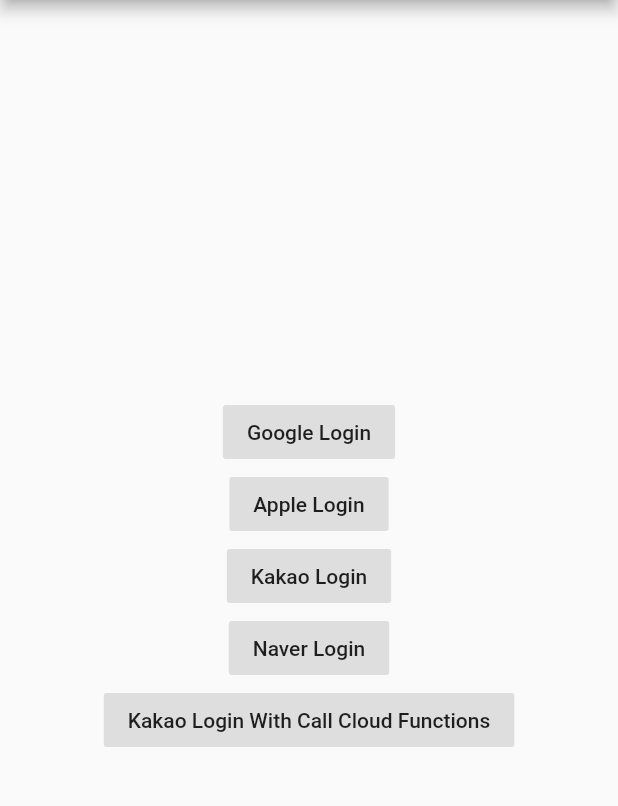
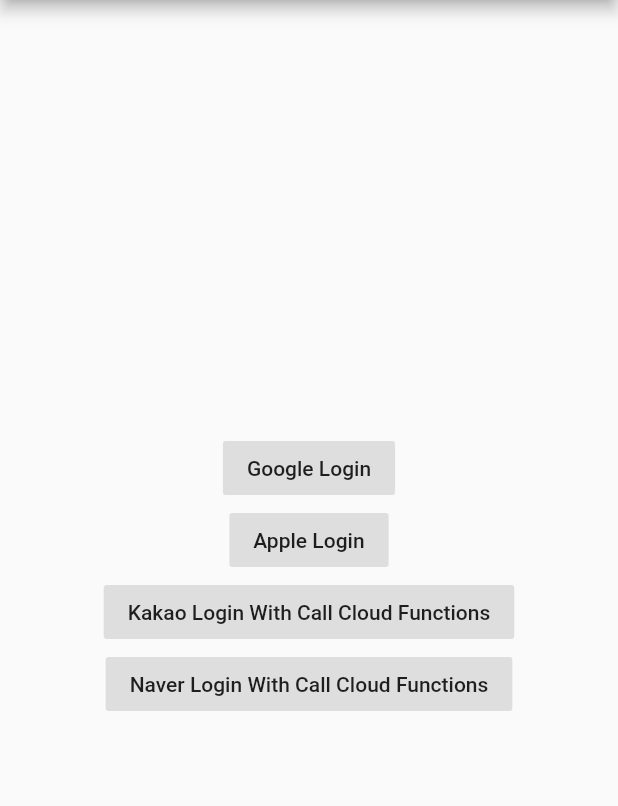
Before and after one commit to jyryuitpro/firebasesnslogin, a Flutter app: the screen it shows after launch, after a tap on "Kakao Login With Call Cloud Functions", on a phone screen of 412 x 824 dp, the part 84-890 px from its top. Run offline on Flutter 3.47's test engine with Material 2 defaults, Android fonts, the phone set to English and light mode, and no system bars; our stand-ins replace cloud_functions, firebase_auth, firebase_core, google_sign_in, sign_in_with_apple; missing offline and left inert: flutter_web_auth; accounts and stored records are empty.

Commit message:
테스트

```diff
--- a/lib/src/pages/home.dart
+++ b/lib/src/pages/home.dart
@@ -17,6 +17,8 @@ class Home extends StatelessWidget {
           if (!snapshot.hasData) {
             return Login();
           } else {
+            print('===== snapshot: $snapshot =====');
+            print('===== snapshot.data: ${snapshot.data} =====');
             return Center(
               child: Column(
                 mainAxisAlignment: MainAxisAlignment.center,
--- a/lib/src/pages/login.dart
+++ b/lib/src/pages/login.dart
@@ -79,136 +79,170 @@ class Login extends StatelessWidget {
     }
   }
 
-  Future<UserCredential> signInWithKakao() async {
+  // Future<UserCredential> signInWithKakao() async {
+  //   final clientState = Uuid().v4();
+  //   final url = Uri.https('kauth.kakao.com', '/oauth/authorize', {
+  //     'response_type': 'code',
+  //     'client_id': "13407065ab978c5016a8048dc6203708",
+  //     'response_mode': 'form_post',
+  //     'redirect_uri':
+  //         'https://silken-whispering-porpoise.glitch.me/callbacks/kakao/sign_in_with_kakao',
+  //     'state': clientState,
+  //   });
+  //
+  //   print('process 1');
+  //
+  //   final result = await FlutterWebAuth.authenticate(
+  //       url: url.toString(), callbackUrlScheme: "webauthcallback");
+  //
+  //   final body = Uri.parse(result).queryParameters;
+  //
+  //   print('body : $body');
+  //
+  //   final tokenUrl = Uri.https('kauth.kakao.com', '/oauth/token', {
+  //     'grant_type': 'authorization_code',
+  //     'client_id': "13407065ab978c5016a8048dc6203708",
+  //     'redirect_uri':
+  //         'https://silken-whispering-porpoise.glitch.me/callbacks/kakao/sign_in_with_kakao',
+  //     'code': body['code'],
+  //   });
+  //
+  //   print('process 2');
+  //
+  //   var response = await http.post(Uri.parse(tokenUrl.toString()));
+  //
+  //   print('response : $response');
+  //   print('response.body : ${response.body}');
+  //
+  //   Map<String, dynamic> accessTokenResult = json.decode(response.body);
+  //
+  //   print('accessTokenResult : $accessTokenResult');
+  //
+  //   print('process 3');
+  //
+  //   var responseCustomToken = await http.post(
+  //       Uri.parse(
+  //           'https://silken-whispering-porpoise.glitch.me/callbacks/kakao/token'),
+  //       body: {'accessToken': accessTokenResult['access_token']});
+  //
+  //   print('responseCustomToken : $responseCustomToken');
+  //
+  //   print('process 4');
+  //   print('responseCustomToken.body: ${responseCustomToken.body}');
+  //
+  //   return await FirebaseAuth.instance
+  //       .signInWithCustomToken(responseCustomToken.body);
+  // }
+  //
+  // Future<UserCredential> signInWithNaver() async {
+  //   final clientState = Uuid().v4();
+  //   final url = Uri.https('nid.naver.com', '/oauth2.0/authorize', {
+  //     'response_type': 'code',
+  //     'client_id': "ZVXS7NEgwbNjBcvIbJtG",
+  //     'response_mode': 'form_post',
+  //     'redirect_uri':
+  //         'https://silken-whispering-porpoise.glitch.me/callbacks/naver/sign_in_with_naver',
+  //     'state': clientState,
+  //   });
+  //
+  //   final result = await FlutterWebAuth.authenticate(
+  //       url: url.toString(), callbackUrlScheme: "webauthcallback");
+  //
+  //   final body = Uri.parse(result).queryParameters;
+  //   print(body);
+  //   final tokenUrl = Uri.https('nid.naver.com', '/oauth2.0/token', {
+  //     'grant_type': 'authorization_code',
+  //     'client_id': "ZVXS7NEgwbNjBcvIbJtG",
+  //     'client_secret': 'tIve3bOBd6',
+  //     'state': clientState,
+  //     'code': body['code'],
+  //   });
+  //
+  //   var response = await http.post(Uri.parse(tokenUrl.toString()));
+  //   Map<String, dynamic> accessTokenResult = json.decode(response.body);
+  //
+  //   var responseCustomToken = await http.post(
+  //       Uri.parse(
+  //           'https://silken-whispering-porpoise.glitch.me/callbacks/naver/token'),
+  //       body: {'accessToken': accessTokenResult['access_token']});
+  //
+  //   return await FirebaseAuth.instance
+  //       .signInWithCustomToken(responseCustomToken.body);
+  // }
+
+  Future<UserCredential> signInWithKakaoWithCallCloudFunctions() async {
     final clientState = Uuid().v4();
     final url = Uri.https('kauth.kakao.com', '/oauth/authorize', {
+      'client_id': '13407065ab978c5016a8048dc6203708',
+      'redirect_uri': 'https://us-central1-fir-snslogin-11626.cloudfunctions.net/signInWithKakao',
       'response_type': 'code',
-      'client_id': "13407065ab978c5016a8048dc6203708",
-      'response_mode': 'form_post',
-      'redirect_uri':
-          'https://silken-whispering-porpoise.glitch.me/callbacks/kakao/sign_in_with_kakao',
       'state': clientState,
     });
 
-    print('process 1');
+    final result = await FlutterWebAuth.authenticate(url: url.toString(), callbackUrlScheme: "webauthcallback");
 
-    final result = await FlutterWebAuth.authenticate(
-        url: url.toString(), callbackUrlScheme: "webauthcallback");
+    print('===== result: $result =====');
 
     final body = Uri.parse(result).queryParameters;
 
-    print('body : $body');
+    print('===== body: $body =====');
+    // 로그인 성공 시,
+    // ===== body: {code: EL99HIa6jFD-RawBz_z6PTk_djqSxllU9UULiG9kjWmIEb5gm2WdOd_zbI7PpFw5gVTCswo9cpcAAAF750Aq8w, state: d9255db3-11a9-453f-8556-ce8d8eec0f8d} =====
 
     final tokenUrl = Uri.https('kauth.kakao.com', '/oauth/token', {
       'grant_type': 'authorization_code',
-      'client_id': "13407065ab978c5016a8048dc6203708",
-      'redirect_uri':
-          'https://silken-whispering-porpoise.glitch.me/callbacks/kakao/sign_in_with_kakao',
+      'client_id': '13407065ab978c5016a8048dc6203708',
+      'redirect_uri': 'https://us-central1-fir-snslogin-11626.cloudfunctions.net/signInWithKakao',
       'code': body['code'],
     });
 
-    print('process 2');
-
     var response = await http.post(Uri.parse(tokenUrl.toString()));
-
-    print('response : $response');
-    print('response.body : ${response.body}');
 
     Map<String, dynamic> accessTokenResult = json.decode(response.body);
 
-    print('accessTokenResult : $accessTokenResult');
+    var responseCustomToken = await http.post(
+        Uri.parse('https://us-central1-fir-snslogin-11626.cloudfunctions.net/tokenWithKakao'),
+        body: {'accessToken': accessTokenResult['access_token']}
+    );
+    print('===== responseCustomToken: $responseCustomToken =====');
+    print('responseCustomToken.body: ${responseCustomToken.body}');
 
-    print('process 3');
-
-    var responseCustomToken = await http.post(
-        Uri.parse(
-            'https://silken-whispering-porpoise.glitch.me/callbacks/kakao/token'),
-        body: {'accessToken': accessTokenResult['access_token']});
-
-    print('responseCustomToken : $responseCustomToken');
-
-    print('process 4');
-
-    return await FirebaseAuth.instance
-        .signInWithCustomToken(responseCustomToken.body);
+    return await FirebaseAuth.instance.signInWithCustomToken(responseCustomToken.body);
   }
 
-  Future<UserCredential> signInWithNaver() async {
+  Future<UserCredential> signInWithNaverWithCallCloudFunctions() async {
     final clientState = Uuid().v4();
     final url = Uri.https('nid.naver.com', '/oauth2.0/authorize', {
+      'client_id': 'ZVXS7NEgwbNjBcvIbJtG',
       'response_type': 'code',
-      'client_id': "ZVXS7NEgwbNjBcvIbJtG",
-      'response_mode': 'form_post',
-      'redirect_uri':
-          'https://silken-whispering-porpoise.glitch.me/callbacks/naver/sign_in_with_naver',
+      'redirect_uri': 'https://us-central1-fir-snslogin-11626.cloudfunctions.net/signInWithNaver',
       'state': clientState,
     });
 
-    final result = await FlutterWebAuth.authenticate(
-        url: url.toString(), callbackUrlScheme: "webauthcallback");
+    final result = await FlutterWebAuth.authenticate(url: url.toString(), callbackUrlScheme: "webauthcallback");
 
     final body = Uri.parse(result).queryParameters;
-    print(body);
+
     final tokenUrl = Uri.https('nid.naver.com', '/oauth2.0/token', {
+      'client_id': 'ZVXS7NEgwbNjBcvIbJtG',
+      'client_secret': 'tIve3bOBd6',
       'grant_type': 'authorization_code',
-      'client_id': "ZVXS7NEgwbNjBcvIbJtG",
-      'client_secret': 'tIve3bOBd6',
       'state': clientState,
       'code': body['code'],
     });
 
     var response = await http.post(Uri.parse(tokenUrl.toString()));
+
     Map<String, dynamic> accessTokenResult = json.decode(response.body);
 
     var responseCustomToken = await http.post(
-        Uri.parse(
-            'https://silken-whispering-porpoise.glitch.me/callbacks/naver/token'),
-        body: {'accessToken': accessTokenResult['access_token']});
+        Uri.parse('https://us-central1-fir-snslogin-11626.cloudfunctions.net/tokenWithNaver'),
+        body: {'accessToken': accessTokenResult['access_token']}
+    );
 
-    return await FirebaseAuth.instance
-        .signInWithCustomToken(responseCustomToken.body);
-  }
+    print('responseCustomToken.body: ${responseCustomToken.body}');
 
-  Future<UserCredential> signInWithKakaoWithCallCloudFunctions() async {
-    final clientState = Uuid().v4();
-    final url = Uri.https('kauth.kakao.com', '/oauth/authorize', {
-      'response_type': 'code',
-      'client_id': "13407065ab978c5016a8048dc6203708",
-      'response_mode': 'form_post',
-      'redirect_uri':
-          'https://us-central1-fir-snslogin-11626.cloudfunctions.net/callbacks/kakao/sign_in_with_kakao',
-      'state': clientState,
-    });
-
-    print('url.toString(): ${url.toString()}');
-
-    final result = await FlutterWebAuth.authenticate(
-        url: url.toString(), callbackUrlScheme: "webauthcallback");
-
-    print('result: $result');
-
-    final body = Uri.parse(result).queryParameters;
-    print(body);
-
-    // flutter: {code: OOLGDc96ijBntb6bPatiW9K_Ov0h6eyAEp4i9vnze7zzJG96g8LteW9kCCx3MCEbtjKcXAopcBMAAAF7us6RmA, state: 0cf1c003-ca53-4c69-8099-e3e35b20dbe3}
-    final tokenUrl = Uri.https('kauth.kakao.com', '/oauth/token', {
-      'grant_type': 'authorization_code',
-      'client_id': "13407065ab978c5016a8048dc6203708",
-      'redirect_uri':
-          'https://us-central1-fir-snslogin-11626.cloudfunctions.net/callbacks/kakao/sign_in_with_kakao',
-      'code': body['code'],
-    });
-
-    var response = await http.post(Uri.parse(tokenUrl.toString()));
-    Map<String, dynamic> accessTokenResult = json.decode(response.body);
-
-    var responseCustomToken = await http.post(
-        Uri.parse(
-            'https://us-central1-fir-snslogin-11626.cloudfunctions.net/callbacks/kakao/token'),
-        body: {'accessToken': accessTokenResult['access_token']});
-
-    return await FirebaseAuth.instance
-        .signInWithCustomToken(responseCustomToken.body);
+    return await FirebaseAuth.instance.signInWithCustomToken(responseCustomToken.body);
   }
 
   @override
@@ -231,20 +265,25 @@ class Login extends StatelessWidget {
               child: Text('Apple Login'),
               onPressed: signInWithApple,
             ),
-            FlatButton(
-              color: Colors.grey.withOpacity(0.3),
-              child: Text('Kakao Login'),
-              onPressed: signInWithKakao,
-            ),
-            FlatButton(
-              color: Colors.grey.withOpacity(0.3),
-              child: Text('Naver Login'),
-              onPressed: signInWithNaver,
-            ),
+            // FlatButton(
+            //   color: Colors.grey.withOpacity(0.3),
+            //   child: Text('Kakao Login'),
+            //   onPressed: signInWithKakao,
+            // ),
+            // FlatButton(
+            //   color: Colors.grey.withOpacity(0.3),
+            //   child: Text('Naver Login'),
+            //   onPressed: signInWithNaver,
+            // ),
             FlatButton(
               color: Colors.grey.withOpacity(0.3),
               child: Text('Kakao Login With Call Cloud Functions'),
               onPressed: signInWithKakaoWithCallCloudFunctions,
+            ),
+            FlatButton(
+              color: Colors.grey.withOpacity(0.3),
+              child: Text('Naver Login With Call Cloud Functions'),
+              onPressed: signInWithNaverWithCallCloudFunctions,
             ),
           ],
         ),
```
